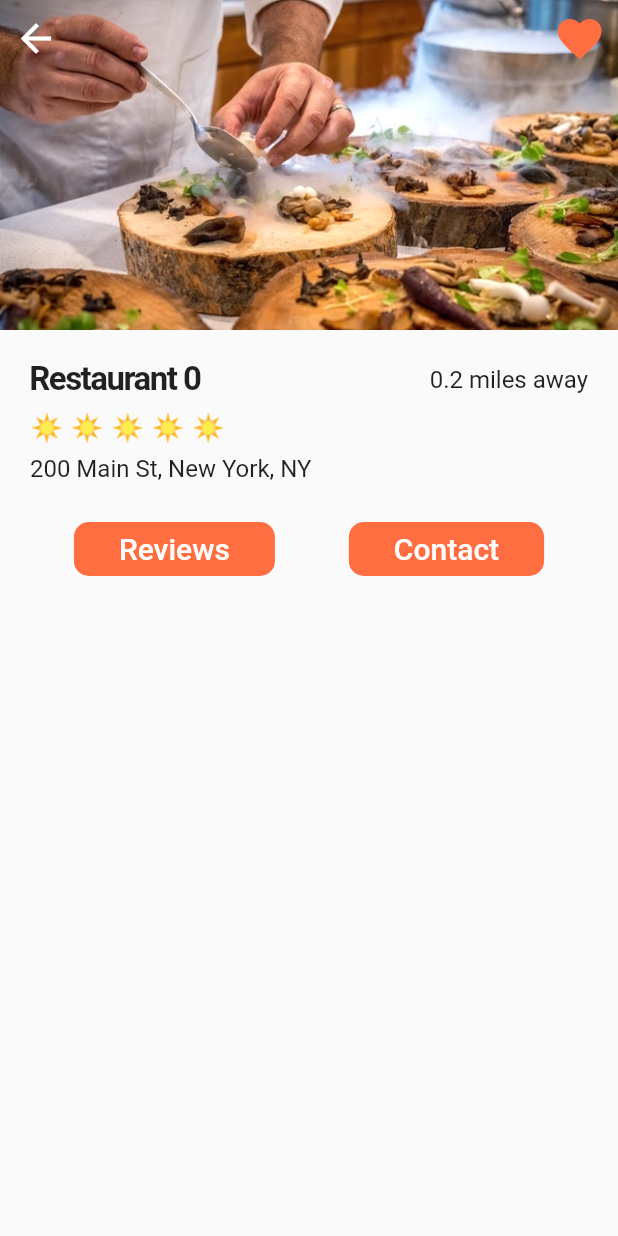
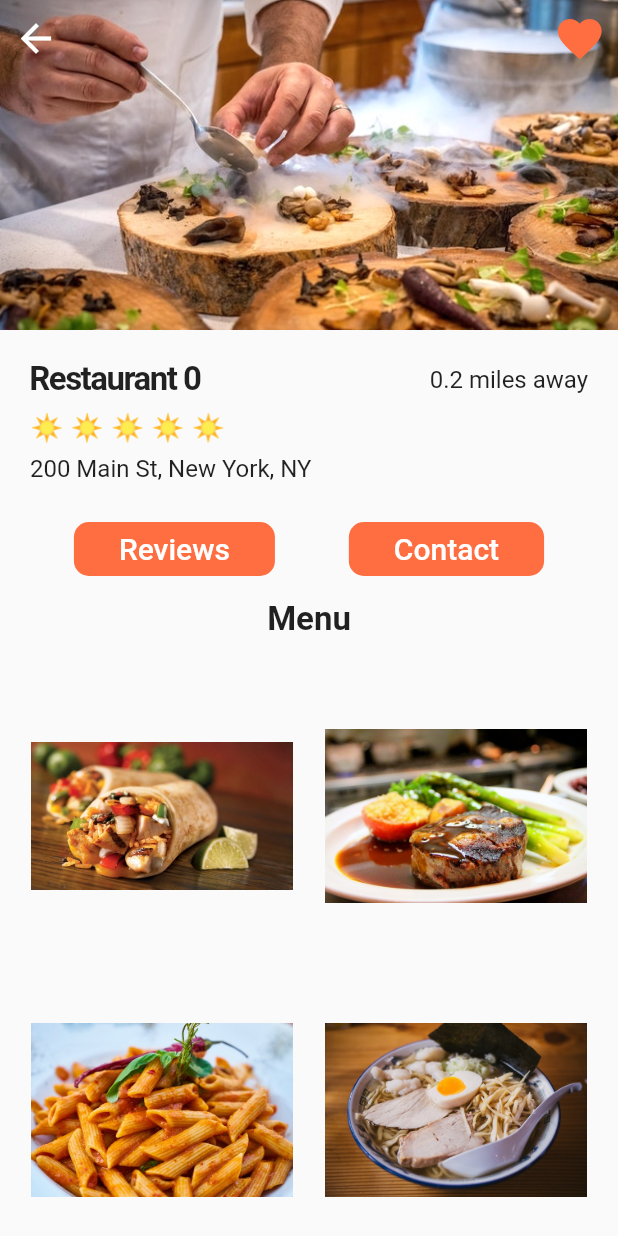
Before and after one commit to miikhaaeel/food-delivery-ui, a Flutter app: the screen it shows after launch, after a tap on "Restaurant 0", on a phone screen of 412 x 824 dp. Run offline on Flutter 3.47's test engine with Material 2 defaults, Android fonts, the phone set to English and light mode, and no system bars.

Commit message:
restaurant menu

```diff
--- a/lib/screens/restaurant_screen.dart
+++ b/lib/screens/restaurant_screen.dart
@@ -1,4 +1,5 @@
 import 'package:flutter/material.dart';
+import 'package:food_delivery_ui/models/food.dart';
 import 'package:food_delivery_ui/models/restaurant.dart';
 import 'package:food_delivery_ui/widgets/rating_stars.dart';
 
@@ -12,6 +13,24 @@ class RestaurantScreen extends StatefulWidget {
 }
 
 class _RestaurantScreenState extends State<RestaurantScreen> {
+  Widget _buildMenuItem(Food food) {
+    return Center(
+      child: Stack(
+        children: [
+          Container(
+            height: 175,
+            width: 175,
+            decoration: BoxDecoration(
+              image: DecorationImage(
+                image: AssetImage(food.imageUrl),
+              ),
+            ),
+          ),
+        ],
+      ),
+    );
+  }
+
   @override
   Widget build(BuildContext context) {
     return Scaffold(
@@ -121,6 +140,31 @@ class _RestaurantScreenState extends State<RestaurantScreen> {
                 ),
               ),
             ],
+          ),
+          const SizedBox(
+            height: 10.0,
+          ),
+          const Center(
+            child: Text(
+              'Menu',
+              style: TextStyle(
+                fontSize: 22,
+                fontWeight: FontWeight.w600,
+              ),
+            ),
+          ),
+          const SizedBox(
+            height: 10.0,
+          ),
+          Expanded(
+            child: GridView.count(
+              crossAxisCount: 2,
+              padding: const EdgeInsets.all(10.0),
+              children: List.generate(widget.restaurant.menu.length, (index) {
+                Food food = widget.restaurant.menu[index];
+                return _buildMenuItem(food);
+              }),
+            ),
           )
         ],
       ),
```
